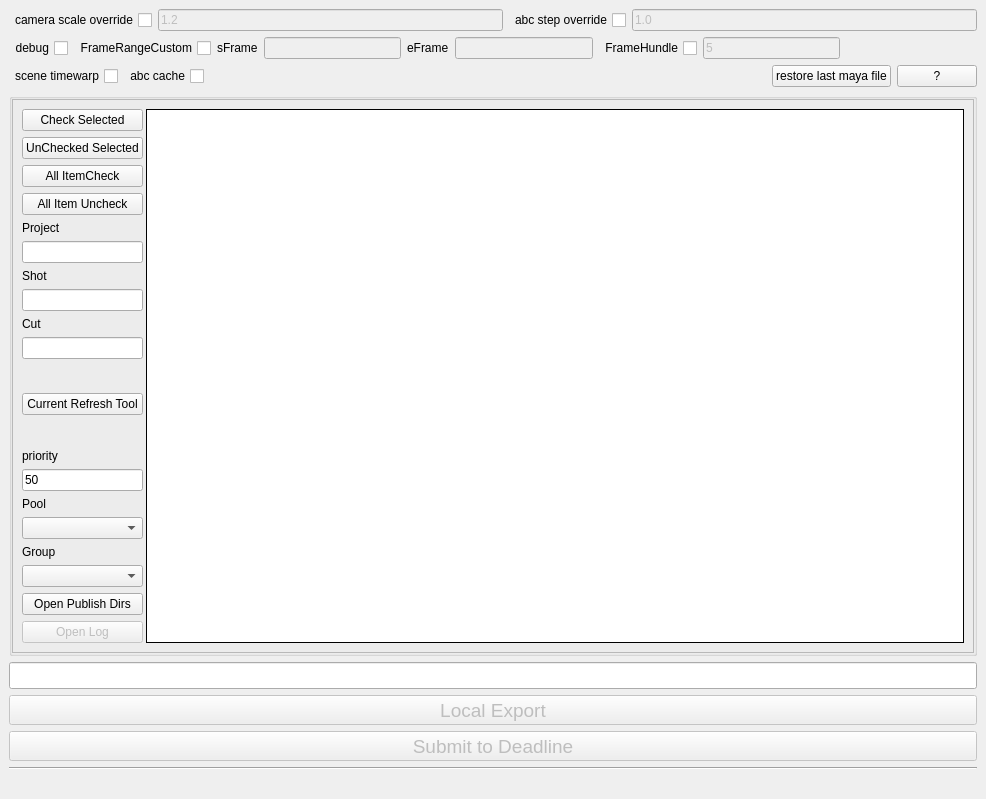
Before: the Qt Designer form pycode/gui/exporter_gui.ui in n-designdev/ND_AssetExporter, drawn with Qt 5.
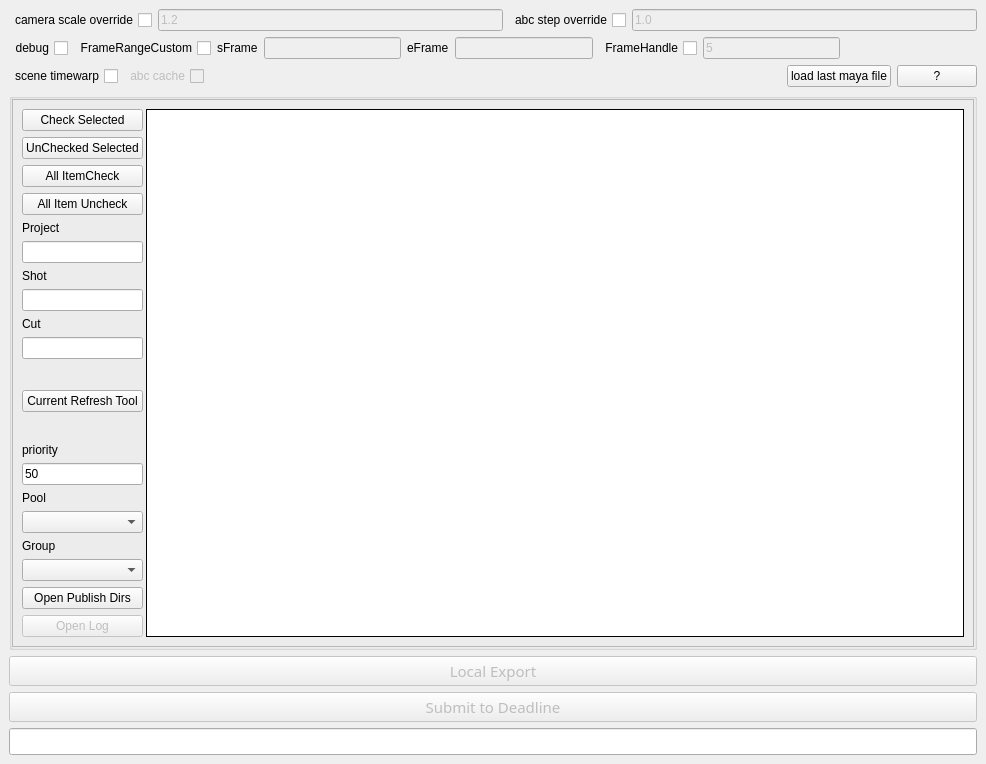
After: the same form once the commit is applied.

The edit to the form file:
```diff
--- a/pycode/gui/exporter_gui.ui
+++ b/pycode/gui/exporter_gui.ui
@@ -7,7 +7,7 @@
     <x>0</x>
     <y>0</y>
     <width>986</width>
-    <height>799</height>
+    <height>764</height>
    </rect>
   </property>
   <property name="sizePolicy">
@@ -229,7 +229,7 @@
          <enum>Qt::RightToLeft</enum>
         </property>
         <property name="text">
-         <string>FrameHundle</string>
+         <string>FrameHandle</string>
         </property>
         <property name="checked">
          <bool>false</bool>
@@ -278,6 +278,9 @@
       </item>
       <item>
        <widget class="QCheckBox" name="abc_cache_check">
+        <property name="enabled">
+         <bool>false</bool>
+        </property>
         <property name="layoutDirection">
          <enum>Qt::RightToLeft</enum>
         </property>
@@ -305,7 +308,7 @@
       <item>
        <widget class="QPushButton" name="restore_last_file_button">
         <property name="text">
-         <string>restore last maya file</string>
+         <string>load last maya file</string>
         </property>
        </widget>
       </item>
@@ -837,7 +840,13 @@
                      <enum>Qt::ElideRight</enum>
                     </property>
                     <property name="gridStyle">
-                     <enum>Qt::SolidLine</enum>
+                     <enum>Qt::DashLine</enum>
+                    </property>
+                    <property name="wordWrap">
+                     <bool>false</bool>
+                    </property>
+                    <property name="cornerButtonEnabled">
+                     <bool>false</bool>
                     </property>
                     <attribute name="horizontalHeaderCascadingSectionResizes">
                      <bool>false</bool>
@@ -911,17 +920,7 @@
      </widget>
     </item>
     <item>
-     <widget class="QLineEdit" name="path_line">
-      <property name="font">
-       <font>
-        <pointsize>12</pointsize>
-       </font>
-      </property>
-      <property name="readOnly">
-       <bool>true</bool>
-      </property>
-     </widget>
-    </item>
+     <layout class="QVBoxLayout" name="verticalLayout_10">
     <item>
      <widget class="QPushButton" name="export_local_btn">
       <property name="enabled">
@@ -941,8 +940,8 @@
       </property>
       <property name="font">
        <font>
-        <family>MS UI Gothic</family>
-        <pointsize>14</pointsize>
+          <family>メイリオ</family>
+          <pointsize>11</pointsize>
         <weight>50</weight>
         <italic>false</italic>
         <bold>false</bold>
@@ -975,8 +974,8 @@
       </property>
       <property name="font">
        <font>
-        <family>MS UI Gothic</family>
-        <pointsize>14</pointsize>
+          <family>メイリオ</family>
+          <pointsize>11</pointsize>
         <weight>50</weight>
         <italic>false</italic>
         <bold>false</bold>
@@ -991,32 +990,16 @@
      </widget>
     </item>
     <item>
-     <widget class="Line" name="line">
-      <property name="orientation">
-       <enum>Qt::Horizontal</enum>
-      </property>
-     </widget>
-    </item>
-    <item>
-     <layout class="QHBoxLayout" name="horizontalLayout_5">
-      <property name="spacing">
-       <number>1</number>
-      </property>
-      <property name="bottomMargin">
-       <number>0</number>
-      </property>
-      <item>
-       <spacer name="horizontalSpacer_5">
-        <property name="orientation">
-         <enum>Qt::Horizontal</enum>
-        </property>
-        <property name="sizeHint" stdset="0">
-         <size>
-          <width>40</width>
-          <height>20</height>
-         </size>
-        </property>
-       </spacer>
+       <widget class="QLineEdit" name="path_line">
+        <property name="font">
+         <font>
+          <pointsize>12</pointsize>
+         </font>
+        </property>
+        <property name="readOnly">
+         <bool>true</bool>
+        </property>
+       </widget>
       </item>
      </layout>
     </item>
```
Left out of the diff: 2 changed lines with no effect on the pictures. Lines whose indentation alone changed are shown as unchanged.
